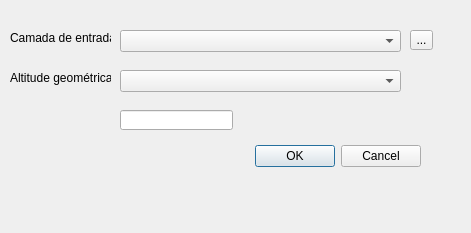
Before: the Qt Designer form to_hnor/to_HNOR_dialog_base.ui in pibic-ifg2022/PIBIC2022, drawn with Qt 5.
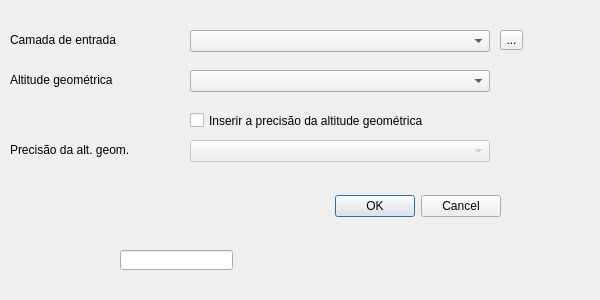
After: the same form once the commit is applied.

```diff
--- a/to_hnor/to_HNOR_dialog_base.ui
+++ b/to_hnor/to_HNOR_dialog_base.ui
@@ -6,18 +6,27 @@
    <rect>
     <x>0</x>
     <y>0</y>
-    <width>471</width>
-    <height>233</height>
+    <width>600</width>
+    <height>300</height>
    </rect>
   </property>
+  <property name="sizePolicy">
+   <sizepolicy hsizetype="Preferred" vsizetype="Preferred">
+    <horstretch>0</horstretch>
+    <verstretch>0</verstretch>
+   </sizepolicy>
+  </property>
   <property name="windowTitle">
    <string>toHNOR</string>
   </property>
+  <property name="sizeGripEnabled">
+   <bool>false</bool>
+  </property>
   <widget class="QDialogButtonBox" name="bbConverter">
    <property name="geometry">
     <rect>
-     <x>80</x>
-     <y>140</y>
+     <x>160</x>
+     <y>190</y>
      <width>341</width>
      <height>32</height>
     </rect>
@@ -34,8 +43,8 @@
     <rect>
      <x>10</x>
      <y>30</y>
-     <width>101</width>
-     <height>16</height>
+     <width>200</width>
+     <height>20</height>
     </rect>
    </property>
    <property name="text">
@@ -47,8 +56,8 @@
     <rect>
      <x>10</x>
      <y>70</y>
-     <width>101</width>
-     <height>16</height>
+     <width>200</width>
+     <height>20</height>
     </rect>
    </property>
    <property name="text">
@@ -58,7 +67,7 @@
   <widget class="QToolButton" name="tbEntrada">
    <property name="geometry">
     <rect>
-     <x>410</x>
+     <x>500</x>
      <y>30</y>
      <width>23</width>
      <height>20</height>
@@ -71,9 +80,9 @@
   <widget class="QComboBox" name="cbEntrada">
    <property name="geometry">
     <rect>
-     <x>120</x>
+     <x>190</x>
      <y>30</y>
-     <width>281</width>
+     <width>300</width>
      <height>22</height>
     </rect>
    </property>
@@ -81,9 +90,9 @@
   <widget class="QComboBox" name="cbAltitude">
    <property name="geometry">
     <rect>
-     <x>120</x>
+     <x>190</x>
      <y>70</y>
-     <width>281</width>
+     <width>300</width>
      <height>22</height>
     </rect>
    </property>
@@ -92,12 +101,60 @@
    <property name="geometry">
     <rect>
      <x>120</x>
-     <y>110</y>
+     <y>250</y>
      <width>113</width>
      <height>20</height>
     </rect>
    </property>
   </widget>
+  <widget class="QCheckBox" name="cbPrecisao">
+   <property name="geometry">
+    <rect>
+     <x>190</x>
+     <y>110</y>
+     <width>400</width>
+     <height>21</height>
+    </rect>
+   </property>
+   <property name="sizePolicy">
+    <sizepolicy hsizetype="Expanding" vsizetype="Expanding">
+     <horstretch>0</horstretch>
+     <verstretch>0</verstretch>
+    </sizepolicy>
+   </property>
+   <property name="text">
+    <string>Inserir a precisão da altitude geométrica</string>
+   </property>
+  </widget>
+  <widget class="QLabel" name="label_3">
+   <property name="enabled">
+    <bool>true</bool>
+   </property>
+   <property name="geometry">
+    <rect>
+     <x>10</x>
+     <y>140</y>
+     <width>200</width>
+     <height>20</height>
+    </rect>
+   </property>
+   <property name="text">
+    <string>Precisão da alt. geom.</string>
+   </property>
+  </widget>
+  <widget class="QComboBox" name="cbSigma_h">
+   <property name="enabled">
+    <bool>false</bool>
+   </property>
+   <property name="geometry">
+    <rect>
+     <x>190</x>
+     <y>140</y>
+     <width>300</width>
+     <height>22</height>
+    </rect>
+   </property>
+  </widget>
  </widget>
  <resources/>
  <connections>
```
